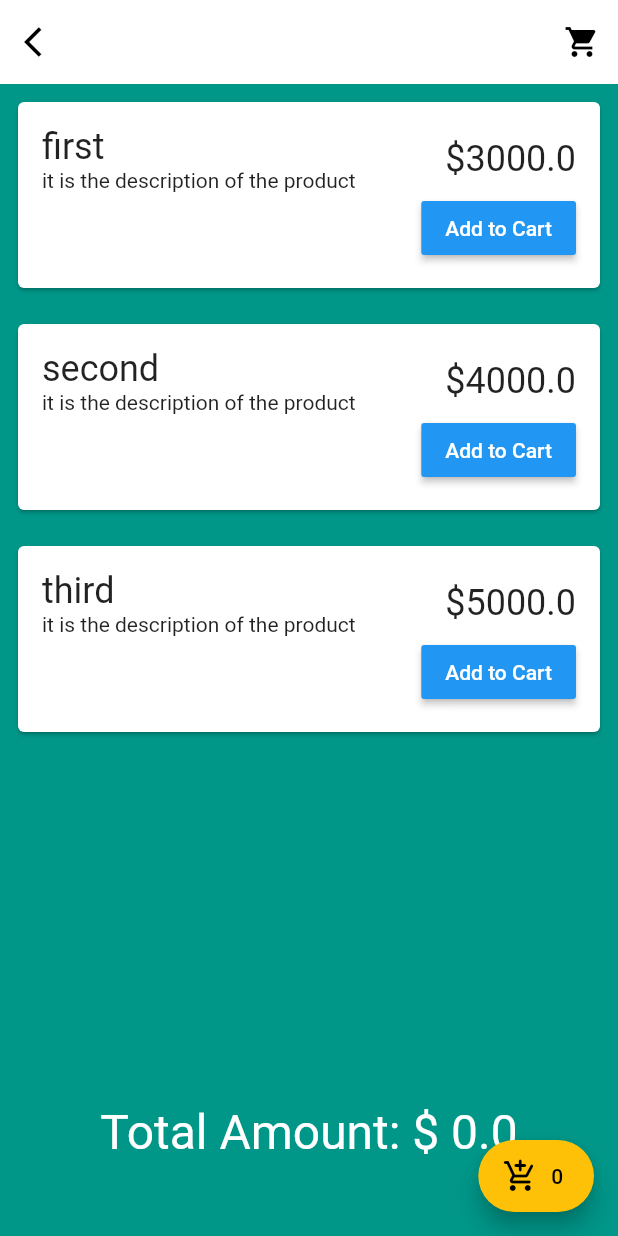
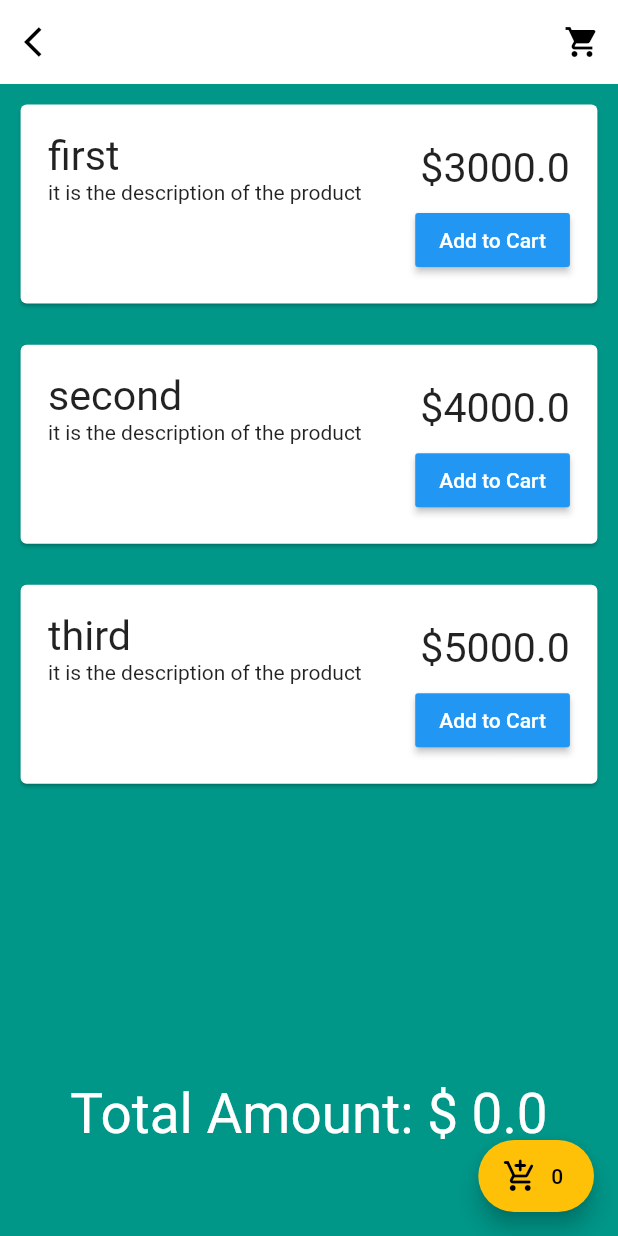
Before and after one commit to hamzaharrayhan/ylabstutorial, a Flutter app: the screen it shows after launch, after a tap on the "arrow back ios" icon, on a phone screen of 412 x 824 dp. Run offline on Flutter 3.47's test engine with Material 2 defaults, Android fonts, the phone set to English and light mode, and no system bars; our stand-ins replace flutter_screenutil, font_awesome_flutter, get; network calls fail.

Commit message:
page addition

```diff
--- a/lib/main.dart
+++ b/lib/main.dart
@@ -81,12 +81,12 @@ class _HomeState extends State<Home> {
                         fontWeight: FontWeight.w600),
                   ),
                   Padding(
-                    padding: EdgeInsets.only(bottom: 10.0),
+                    padding: EdgeInsets.only(bottom: 10.0.w),
                     child: Text(
                       currently != null ? currently.toString() : "Loading...",
                       style: TextStyle(
                         color: Colors.white,
-                        fontSize: 14.0,
+                        fontSize: 14.0.sp,
                         fontWeight: FontWeight.w600,
                       ),
                     ),
@@ -96,7 +96,7 @@ class _HomeState extends State<Home> {
             ),
             Expanded(
                 child: Padding(
-              padding: EdgeInsets.all(20),
+              padding: EdgeInsets.all(20.sw),
               child: ListView(
                 children: [
                   ListTile(
--- a/lib/views/shoppingPage.dart
+++ b/lib/views/shoppingPage.dart
@@ -1,4 +1,5 @@
 import 'package:flutter/material.dart';
+import 'package:flutter_screenutil/flutter_screenutil.dart';
 import 'package:get/get.dart';
 import 'package:ylabstutorial/controllers/cartController.dart';
 import 'package:ylabstutorial/controllers/shoppingController.dart';
@@ -11,7 +12,8 @@ class ShoppingPage extends StatelessWidget {
 
   @override
   Widget build(BuildContext context) {
-    return Scaffold(
+    return ScreenUtilInit(
+      builder: () => Scaffold(
           backgroundColor: Colors.teal,
           appBar: AppBar(
             backgroundColor: Colors.white,
@@ -38,28 +40,30 @@ class ShoppingPage extends StatelessWidget {
                     itemCount: controller.products.length,
                     itemBuilder: (context, index) {
                       return Card(
-                      margin: const EdgeInsets.all(12),
+                        margin: EdgeInsets.all(12.w),
                         child: Padding(
-                        padding: const EdgeInsets.all(16.0),
+                          padding: EdgeInsets.all(16.0.w),
                           child: Column(
                             crossAxisAlignment: CrossAxisAlignment.end,
                             children: [
                               Row(
-                              mainAxisAlignment: MainAxisAlignment.spaceBetween,
+                                mainAxisAlignment:
+                                    MainAxisAlignment.spaceBetween,
                                 children: [
                                   Column(
-                                  crossAxisAlignment: CrossAxisAlignment.start,
+                                    crossAxisAlignment:
+                                        CrossAxisAlignment.start,
                                     children: [
                                       Text(
                                         '${controller.products[index].productName}',
-                                      style: TextStyle(fontSize: 24),
+                                        style: TextStyle(fontSize: 24.sp),
                                       ),
                                       Text(
                                           '${controller.products[index].productDescription}'),
                                     ],
                                   ),
                                   Text('\$${controller.products[index].price}',
-                                    style: TextStyle(fontSize: 24)),
+                                      style: TextStyle(fontSize: 24.sp)),
                                 ],
                               ),
                               // ignore: deprecated_member_use
@@ -83,11 +87,11 @@ class ShoppingPage extends StatelessWidget {
               GetX<CartController>(builder: (controller) {
                 return Text(
                   'Total Amount: \$ ${controller.totalPrice}',
-                style: TextStyle(fontSize: 32, color: Colors.white),
+                  style: TextStyle(fontSize: 32.sp, color: Colors.white),
                 );
               }),
               SizedBox(
-              height: 50,
+                height: 50.h,
               )
             ],
           )),
@@ -103,6 +107,7 @@ class ShoppingPage extends StatelessWidget {
               },
             ),
             icon: Icon(Icons.add_shopping_cart_rounded, color: Colors.black),
-        ));
+          )),
+    );
   }
 }
--- a/lib/views/storepage.dart
+++ b/lib/views/storepage.dart
@@ -1,4 +1,5 @@
 import 'package:flutter/material.dart';
+import 'package:flutter_screenutil/flutter_screenutil.dart';
 import 'package:flutter_staggered_grid_view/flutter_staggered_grid_view.dart';
 import 'package:get/get.dart';
 import 'package:ylabstutorial/controllers/storecontroller.dart';
@@ -9,7 +10,9 @@ class StorePage extends StatelessWidget {
   final StoreController storeController = Get.put(StoreController());
   @override
   Widget build(BuildContext context) {
-    return Scaffold(
+    return ScreenUtilInit(
+      designSize: Size(360, 690),
+      builder: () => Scaffold(
           appBar: AppBar(
             backgroundColor: Colors.transparent,
             elevation: 0,
@@ -28,14 +31,14 @@ class StorePage extends StatelessWidget {
           ),
           body: Column(children: [
             Padding(
-            padding: EdgeInsets.all(16),
+              padding: EdgeInsets.all(16.w),
               child: Row(
                 children: [
                   Expanded(
                       child: Text('Hamza\'s Shop',
                           style: TextStyle(
                               fontFamily: 'avenir',
-                            fontSize: 32,
+                              fontSize: 32.sp,
                               fontWeight: FontWeight.w900))),
                   IconButton(
                       onPressed: () {}, icon: Icon(Icons.view_list_rounded)),
@@ -50,16 +53,18 @@ class StorePage extends StatelessWidget {
                 return StaggeredGridView.countBuilder(
                     crossAxisCount: 2,
                     itemCount: storeController.productList.length,
-                  mainAxisSpacing: 16,
-                  crossAxisSpacing: 16,
+                    mainAxisSpacing: 16.w,
+                    crossAxisSpacing: 16.h,
                     itemBuilder: (context, index) {
-                    return StoreProductTile(storeController.productList[index]);
+                      return StoreProductTile(
+                          storeController.productList[index]);
                     },
                     staggeredTileBuilder: (int index) {
                       return StaggeredTile.fit(1);
                     });
               }
             })),
-        ]));
+          ])),
+    );
   }
 }
```
Lines whose indentation alone changed are shown as unchanged.
